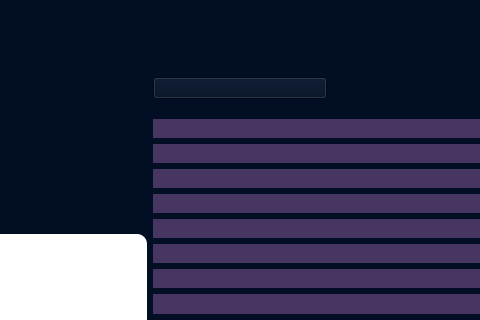
Above: WerWirdMillionear/mainwindow.ui from HoussemHfasa/-Wer-wird-Millionear before the change; both pictures show x 406 to 886 and y 0 to 320 of the 1111 by 507 pixel window. Below: the same form after it.
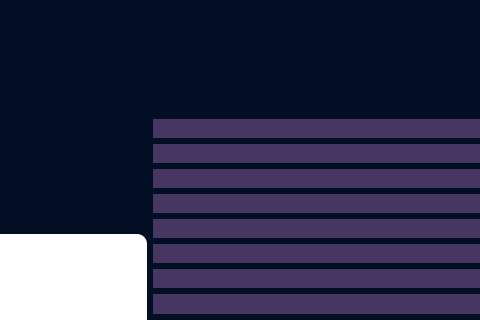
That is the form after the change. The open tabs and pages were chosen to show the change. Icons and pictures are not drawn.

Patch:
```diff
--- a/WerWirdMillionear/mainwindow.ui
+++ b/WerWirdMillionear/mainwindow.ui
@@ -618,13 +618,13 @@
                      <bool>false</bool>
                     </property>
                     <property name="styleSheet">
-                     <string notr="true">QPushButton#pushButton_7{
+                     <string notr="true">
 border-image: url(:/img/img/people.png);
 border: none;
 background-repeat: none;
 width: 20px;
 height: 50px;
-}
+
 
 </string>
                     </property>
```
Left out of the diff: 2 changed lines with no effect on the pictures.
